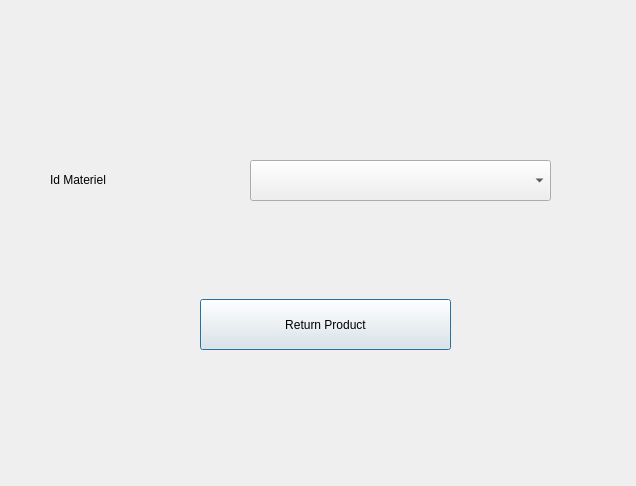
Qt form forms/returnproduct.ui (h471x/SQLite_Inventory_Management) before a commit.
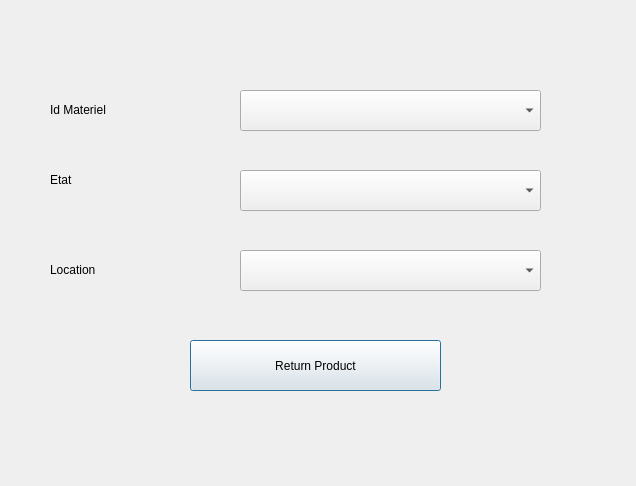
The same form after that commit.

Commit message: Added ComboBox for Etat while returning

Patch:
```diff
--- a/forms/returnproduct.ui
+++ b/forms/returnproduct.ui
@@ -17,7 +17,7 @@
    <property name="geometry">
     <rect>
      <x>50</x>
-     <y>170</y>
+     <y>100</y>
      <width>171</width>
      <height>20</height>
     </rect>
@@ -29,8 +29,8 @@
   <widget class="QComboBox" name="id">
    <property name="geometry">
     <rect>
-     <x>250</x>
-     <y>160</y>
+     <x>240</x>
+     <y>90</y>
      <width>301</width>
      <height>41</height>
     </rect>
@@ -39,8 +39,8 @@
   <widget class="QPushButton" name="returnProduct">
    <property name="geometry">
     <rect>
-     <x>200</x>
-     <y>299</y>
+     <x>190</x>
+     <y>340</y>
      <width>251</width>
      <height>51</height>
     </rect>
@@ -49,6 +49,52 @@
     <string>Return Product</string>
    </property>
   </widget>
+  <widget class="QComboBox" name="etat">
+   <property name="geometry">
+    <rect>
+     <x>240</x>
+     <y>170</y>
+     <width>301</width>
+     <height>41</height>
+    </rect>
+   </property>
+  </widget>
+  <widget class="QComboBox" name="location">
+   <property name="geometry">
+    <rect>
+     <x>240</x>
+     <y>250</y>
+     <width>301</width>
+     <height>41</height>
+    </rect>
+   </property>
+  </widget>
+  <widget class="QLabel" name="label_2">
+   <property name="geometry">
+    <rect>
+     <x>50</x>
+     <y>170</y>
+     <width>171</width>
+     <height>20</height>
+    </rect>
+   </property>
+   <property name="text">
+    <string>Etat</string>
+   </property>
+  </widget>
+  <widget class="QLabel" name="label_3">
+   <property name="geometry">
+    <rect>
+     <x>50</x>
+     <y>260</y>
+     <width>171</width>
+     <height>20</height>
+    </rect>
+   </property>
+   <property name="text">
+    <string>Location</string>
+   </property>
+  </widget>
  </widget>
  <resources/>
  <connections/>
```
